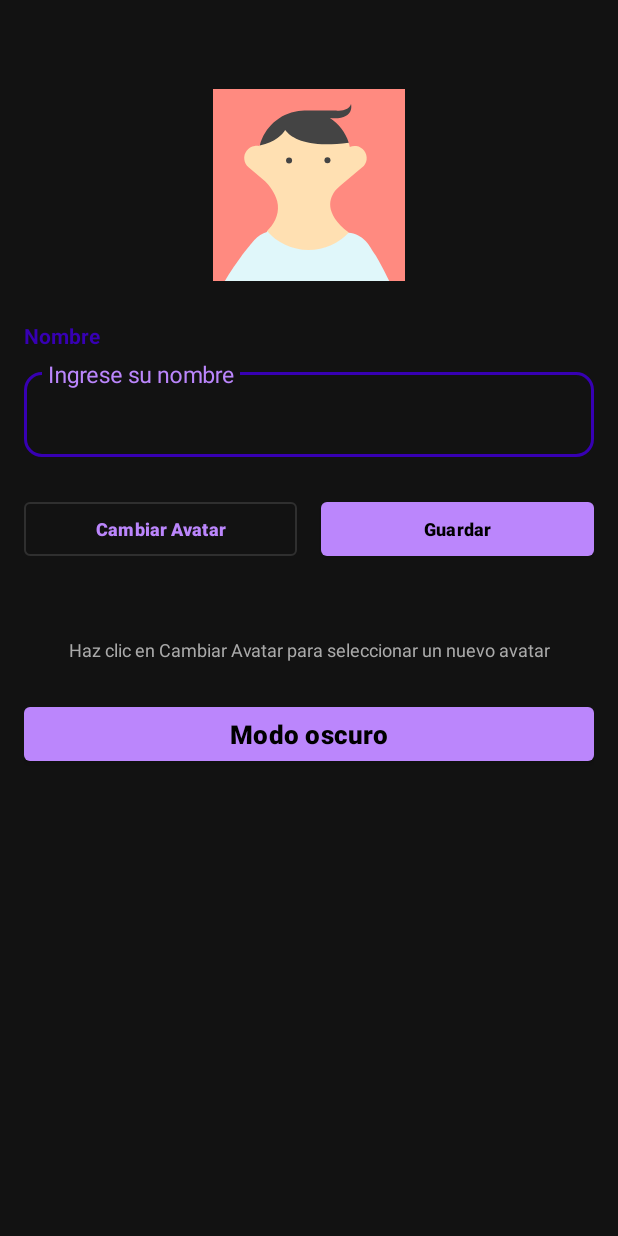
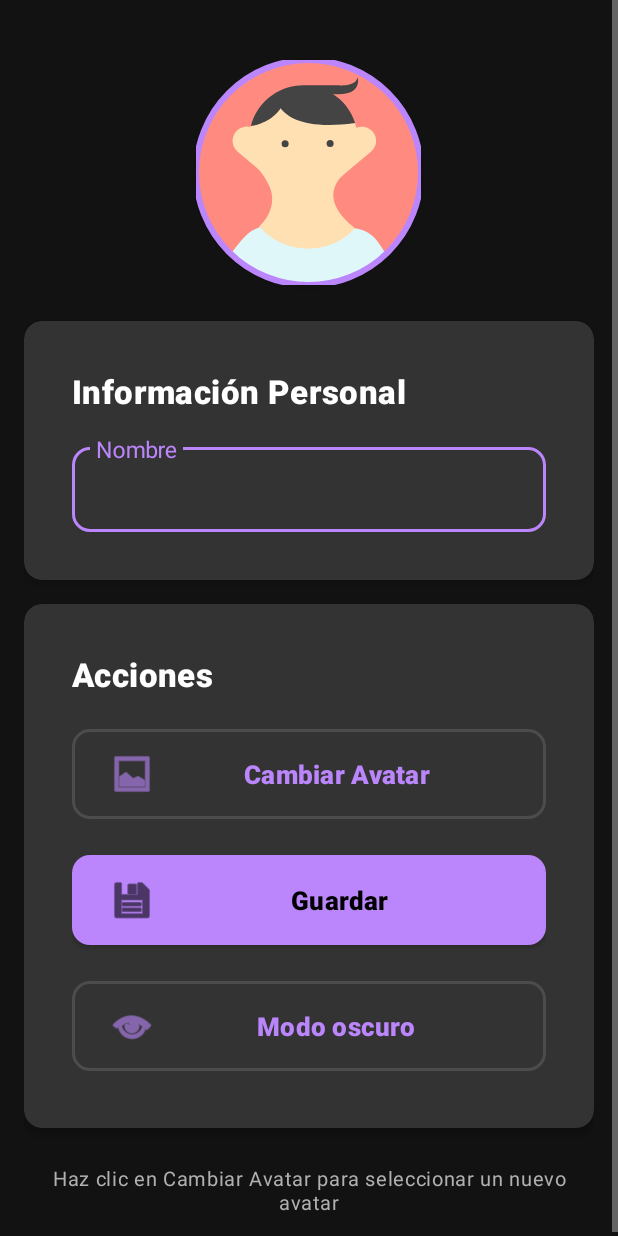
Before and after one commit to Tyrf1ng/Proyecto-Final-Kotlin, an Android app: the layout fragment_slideshow.xml on its own in the app's theme, with its tools: preview values and no code run, on a phone screen of 412 x 824 dp. Run offline under Robolectric (Android 15) with nearby library versions, the phone set to English and light mode, and no system bars.

Commit message:
ui: modernizar pantallas de perfil y configuración con componentes Material

```diff
--- a/app/src/main/res/layout/fragment_settings.xml
+++ b/app/src/main/res/layout/fragment_settings.xml
@@ -10,11 +10,11 @@
         android:id="@+id/text_settings"
         android:layout_width="match_parent"
         android:layout_height="wrap_content"
-        android:layout_marginStart="8dp"
-        android:layout_marginTop="8dp"
-        android:layout_marginEnd="8dp"
+        android:layout_marginStart="16dp"
+        android:layout_marginTop="16dp"
+        android:layout_marginEnd="16dp"
         android:textAlignment="center"
-        android:textSize="20sp"
+        android:textAppearance="@style/TextAppearance.Shoptimize.Headline2"
         app:layout_constraintBottom_toBottomOf="parent"
         app:layout_constraintEnd_toEndOf="parent"
         app:layout_constraintStart_toStartOf="parent"
--- a/app/src/main/res/layout/fragment_slideshow.xml
+++ b/app/src/main/res/layout/fragment_slideshow.xml
@@ -20,89 +20,116 @@
             android:orientation="vertical"
             android:padding="16dp">
 
-            <ImageView
+            <com.google.android.material.imageview.ShapeableImageView
                 android:id="@+id/iv_profile_image"
                 android:layout_width="150dp"
                 android:layout_height="150dp"
                 android:layout_gravity="center_horizontal"
-                android:layout_marginTop="32dp"
-                android:layout_marginBottom="16dp"
+                android:layout_marginTop="24dp"
+                android:layout_marginBottom="24dp"
                 android:contentDescription="@string/profile_image"
                 android:src="@drawable/avatar_1"
-                android:scaleType="centerInside"
-                android:elevation="4dp" />
+                android:scaleType="centerCrop"
+                android:elevation="4dp"
+                app:shapeAppearanceOverlay="@style/ShapeAppearance.Shoptimize.Circle"
+                app:strokeWidth="4dp"
+                app:strokeColor="?attr/colorPrimary" />
+
+            <com.google.android.material.card.MaterialCardView
+                android:layout_width="match_parent"
+                android:layout_height="wrap_content"
+                android:layout_marginBottom="16dp"
+                style="@style/Widget.Shoptimize.CardView">
+
+                <LinearLayout
+                    android:layout_width="match_parent"
+                    android:layout_height="wrap_content"
+                    android:orientation="vertical"
+                    android:padding="16dp">
 
                     <TextView
-                android:id="@+id/tv_profile_name"
                         android:layout_width="match_parent"
                         android:layout_height="wrap_content"
-                android:layout_marginBottom="8dp"
-                android:text="@string/profile_name_label"
-                android:textSize="14sp"
-                android:textColor="@color/purple_700"
-                android:textStyle="bold" />
+                        android:text="Información Personal"
+                        android:textAppearance="@style/TextAppearance.Shoptimize.Headline3"
+                        android:layout_marginBottom="16dp" />
 
                     <com.google.android.material.textfield.TextInputLayout
                         android:id="@+id/til_profile_name"
                         android:layout_width="match_parent"
                         android:layout_height="wrap_content"
-                android:layout_marginBottom="24dp"
-                app:boxBackgroundMode="outline"
-                app:boxStrokeColor="@color/purple_700">
+                        android:hint="@string/profile_name_label"
+                        style="@style/Widget.Shoptimize.TextInputLayout">
 
                         <com.google.android.material.textfield.TextInputEditText
                             android:id="@+id/tiet_profile_name"
                             android:layout_width="match_parent"
                             android:layout_height="wrap_content"
-                    android:hint="@string/enter_name"
-                    android:inputType="text"
-                    android:textSize="16sp" />
+                            android:inputType="text" />
                     </com.google.android.material.textfield.TextInputLayout>
+
+                </LinearLayout>
+            </com.google.android.material.card.MaterialCardView>
+
+            <com.google.android.material.card.MaterialCardView
+                android:layout_width="match_parent"
+                android:layout_height="wrap_content"
+                android:layout_marginBottom="16dp"
+                style="@style/Widget.Shoptimize.CardView">
 
                 <LinearLayout
                     android:layout_width="match_parent"
                     android:layout_height="wrap_content"
-                android:orientation="horizontal"
-                android:layout_marginBottom="32dp">
+                    android:orientation="vertical"
+                    android:padding="16dp">
+
+                    <TextView
+                        android:layout_width="match_parent"
+                        android:layout_height="wrap_content"
+                        android:text="Acciones"
+                        android:textAppearance="@style/TextAppearance.Shoptimize.Headline3"
+                        android:layout_marginBottom="16dp" />
 
                     <com.google.android.material.button.MaterialButton
                         android:id="@+id/btn_change_avatar"
-                    android:layout_width="0dp"
+                        android:layout_width="match_parent"
                         android:layout_height="wrap_content"
-                    android:layout_weight="1"
-                    android:layout_marginEnd="8dp"
+                        android:layout_marginBottom="12dp"
                         android:text="@string/change_avatar"
-                    style="@style/Widget.MaterialComponents.Button.OutlinedButton"
-                    android:textSize="12sp" />
+                        app:icon="@android:drawable/ic_menu_gallery"
+                        app:iconGravity="start"
+                        style="@style/Widget.Shoptimize.Button.Outlined" />
 
                     <com.google.android.material.button.MaterialButton
                         android:id="@+id/btn_save_profile"
-                    android:layout_width="0dp"
+                        android:layout_width="match_parent"
                         android:layout_height="wrap_content"
-                    android:layout_weight="1"
-                    android:layout_marginStart="8dp"
+                        android:layout_marginBottom="12dp"
                         android:text="@string/save_profile"
-                    style="@style/Widget.MaterialComponents.Button"
-                    android:textSize="12sp" />
+                        app:icon="@android:drawable/ic_menu_save"
+                        app:iconGravity="start"
+                        style="@style/Widget.Shoptimize.Button" />
+
+                    <com.google.android.material.button.MaterialButton
+                        android:id="@+id/btn_toggle_theme"
+                        android:layout_width="match_parent"
+                        android:layout_height="wrap_content"
+                        android:text="Modo oscuro"
+                        app:icon="@android:drawable/ic_menu_view"
+                        app:iconGravity="start"
+                        style="@style/Widget.Shoptimize.Button.Outlined" />
+
                 </LinearLayout>
+            </com.google.android.material.card.MaterialCardView>
 
             <TextView
                 android:id="@+id/tv_profile_info"
                 android:layout_width="match_parent"
                 android:layout_height="wrap_content"
-                android:layout_marginTop="16dp"
+                android:layout_marginTop="8dp"
                 android:text="@string/profile_info"
-                android:textSize="12sp"
-                android:textColor="@android:color/darker_gray"
+                android:textAppearance="@style/TextAppearance.Shoptimize.Caption"
                 android:textAlignment="center" />
-
-            <com.google.android.material.button.MaterialButton
-                android:id="@+id/btn_toggle_theme"
-                android:layout_width="match_parent"
-                android:layout_height="wrap_content"
-                android:layout_marginTop="24dp"
-                android:text="Modo oscuro"
-                style="@style/Widget.MaterialComponents.Button" />
 
         </LinearLayout>
     </ScrollView>
--- a/app/src/main/res/layout/nav_header_main.xml
+++ b/app/src/main/res/layout/nav_header_main.xml
@@ -8,23 +8,32 @@
     android:orientation="vertical"
     android:padding="16dp">
 
-    <ImageView
+    <com.google.android.material.imageview.ShapeableImageView
         android:id="@+id/imageView"
-        android:layout_width="wrap_content"
-        android:layout_height="wrap_content"
+        android:layout_width="80dp"
+        android:layout_height="80dp"
         android:contentDescription="@string/nav_header_desc"
         android:paddingTop="8dp"
+        android:scaleType="centerCrop"
+        app:shapeAppearanceOverlay="@style/ShapeAppearance.Shoptimize.Circle"
+        app:strokeWidth="2dp"
+        app:strokeColor="@color/white"
         app:srcCompat="@mipmap/ic_launcher_round" />
 
     <TextView
         android:layout_width="match_parent"
         android:layout_height="wrap_content"
-        android:paddingTop="8dp"
-        android:text="@string/nav_header_title" />
+        android:paddingTop="12dp"
+        android:text="@string/nav_header_title"
+        android:textAppearance="@style/TextAppearance.Shoptimize.Headline3"
+        android:textColor="@color/white" />
 
     <TextView
         android:id="@+id/textView"
         android:layout_width="wrap_content"
         android:layout_height="wrap_content"
-        android:text="@string/nav_header_subtitle" />
+        android:text="@string/nav_header_subtitle"
+        android:textAppearance="@style/TextAppearance.Shoptimize.Body2"
+        android:textColor="@color/white"
+        android:alpha="0.87" />
 </LinearLayout>
```
Lines whose indentation alone changed are shown as unchanged.
